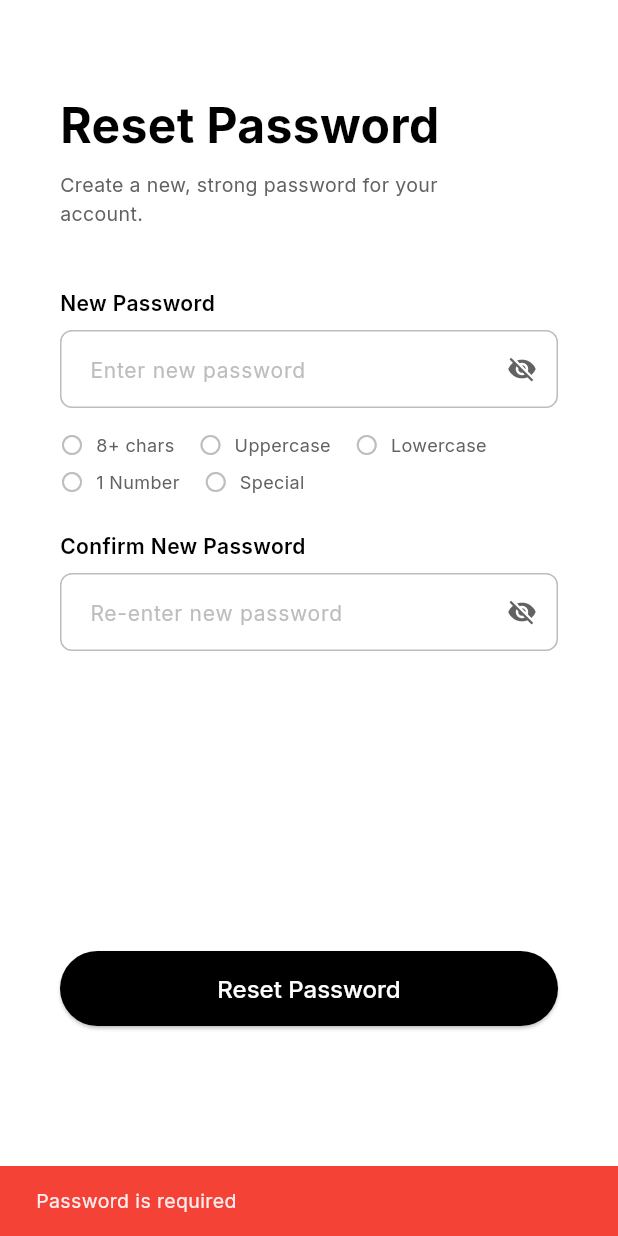
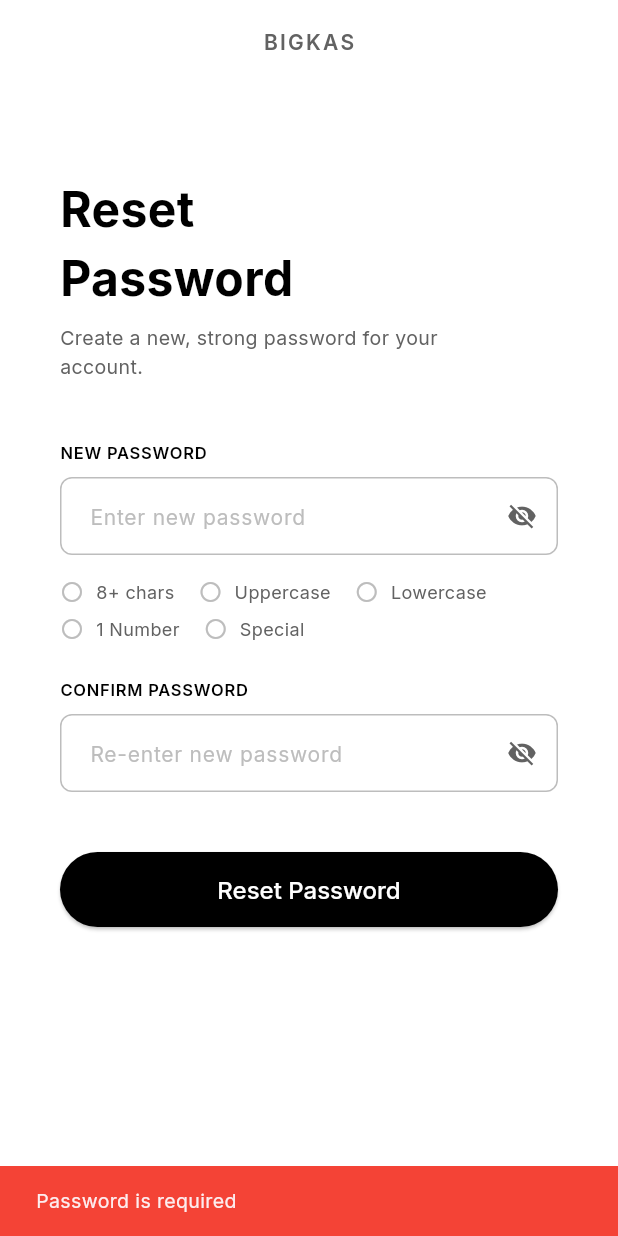
Before and after one commit to kidlatpogi/flutter-project-2526, a Flutter app: the ResetPasswordScreen screen opened by its route, after a tap on "Reset Password", on a phone screen of 412 x 824 dp. Run offline on Flutter 3.47's test engine with Material 3 defaults, Android fonts, the phone set to English and light mode, and no system bars; our stand-ins replace audioplayers, cached_network_image, confetti, google_fonts, google_sign_in, image_picker and 3 more; missing offline and left inert: dart:html, record; accounts and stored records are empty; network calls fail.

Commit message:
Forgot Password Fix

```diff
--- a/lib/features/auth/screens/forgot_password_screen.dart
+++ b/lib/features/auth/screens/forgot_password_screen.dart
@@ -57,7 +57,7 @@ class _ForgotPasswordScreenState extends State<ForgotPasswordScreen> {
 
               // Subtitle
               Text(
-                'Enter your email address to receive a\nverification code.',
+                'Enter your email address to receive a\npassword reset link.',
                 style: AppTextStyles.paragraph,
               ),
 
@@ -172,7 +172,7 @@ class _ForgotPasswordScreenState extends State<ForgotPasswordScreen> {
                             color: Colors.white,
                           ),
                         )
-                      : const Text('Send Code'),
+                      : const Text('Send Link'),
                 ),
               ),
             ],
--- a/lib/features/auth/screens/reset_password_screen.dart
+++ b/lib/features/auth/screens/reset_password_screen.dart
@@ -64,6 +64,21 @@ class _ResetPasswordScreenState extends State<ResetPasswordScreen> {
   Widget build(BuildContext context) {
     return Scaffold(
       backgroundColor: AppColors.surface,
+      appBar: AppBar(
+        backgroundColor: AppColors.surface,
+        elevation: 0,
+        automaticallyImplyLeading: false,
+        title: Text(
+          'BIGKAS',
+          style: GoogleFonts.inter(
+            fontSize: 14,
+            fontWeight: FontWeight.w600,
+            color: AppColors.textSecondary,
+            letterSpacing: 1.5,
+          ),
+        ),
+        centerTitle: true,
+      ),
       body: SafeArea(
         child: SingleChildScrollView(
           child: Padding(
@@ -75,7 +90,7 @@ class _ResetPasswordScreenState extends State<ResetPasswordScreen> {
 
                 // Reset Password Title
                 Text(
-                  'Reset Password',
+                  'Reset\nPassword',
                   style: AppTextStyles.header,
                 ),
 
@@ -91,11 +106,12 @@ class _ResetPasswordScreenState extends State<ResetPasswordScreen> {
 
                 // New Password Field
                 Text(
-                  'New Password',
+                  'NEW PASSWORD',
                   style: GoogleFonts.inter(
-                    fontSize: 14,
+                    fontSize: 11,
                     fontWeight: FontWeight.w600,
                     color: AppColors.primary,
+                    letterSpacing: 0.5,
                   ),
                 ),
                 const SizedBox(height: 8),
@@ -158,11 +174,12 @@ class _ResetPasswordScreenState extends State<ResetPasswordScreen> {
 
                 // Confirm New Password Field
                 Text(
-                  'Confirm New Password',
+                  'CONFIRM PASSWORD',
                   style: GoogleFonts.inter(
-                    fontSize: 14,
+                    fontSize: 11,
                     fontWeight: FontWeight.w600,
                     color: AppColors.primary,
+                    letterSpacing: 0.5,
                   ),
                 ),
                 const SizedBox(height: 8),
@@ -206,9 +223,9 @@ class _ResetPasswordScreenState extends State<ResetPasswordScreen> {
                   ),
                 ),
 
-                const SizedBox(height: 200),
+                const SizedBox(height: 40),
 
-                // Save new password Button
+                // Reset Password Button
                 SizedBox(
                   width: double.infinity,
                   height: AppConstants.buttonHeight,
@@ -244,11 +261,15 @@ class _ResetPasswordScreenState extends State<ResetPasswordScreen> {
                               if (!mounted) return;
                               ScaffoldMessenger.of(context).showSnackBar(
                                 const SnackBar(
-                                  content: Text('Password updated successfully'),
+                                  content: Text('Password updated successfully! Please log in with your new password.'),
                                   backgroundColor: Colors.green,
+                                  duration: Duration(seconds: 3),
                                 ),
                               );
-                              Navigator.pop(context);
+                              // Sign out and redirect to login
+                              await _authService.signOut();
+                              if (!mounted) return;
+                              Navigator.of(context).pushNamedAndRemoveUntil('/login', (route) => false);
                             } on AuthException catch (e) {
                               if (!mounted) return;
                               ScaffoldMessenger.of(context).showSnackBar(
--- a/lib/main.dart
+++ b/lib/main.dart
@@ -5,6 +5,7 @@ import 'package:supabase_flutter/supabase_flutter.dart';
 import 'core/theme/app_theme.dart';
 import 'routing/app_router.dart';
 import 'features/auth/screens/auth_wrapper.dart';
+import 'features/auth/screens/reset_password_screen.dart';
 
 /// Supabase configuration
 const String supabaseUrl = 'https://krbcgixttxxdofdmevyj.supabase.co';
@@ -41,6 +42,15 @@ class MyApp extends StatelessWidget {
         // Handle unknown routes - OAuth redirects have access_token in URL fragment
         final routeName = settings.name ?? '';
         print('Unknown route: $routeName');
+
+        // Check for password reset type parameter (type=recovery)
+        if (routeName.contains('type=recovery') || routeName.contains('recovery')) {
+          print('Password recovery callback detected');
+          // Import and navigate to reset password screen
+          return MaterialPageRoute(
+            builder: (_) => const ResetPasswordScreen(),
+          );
+        }
 
         // OAuth callback URLs - the entire fragment becomes the route name
         // Check if route contains ANY OAuth-related parameter
```
